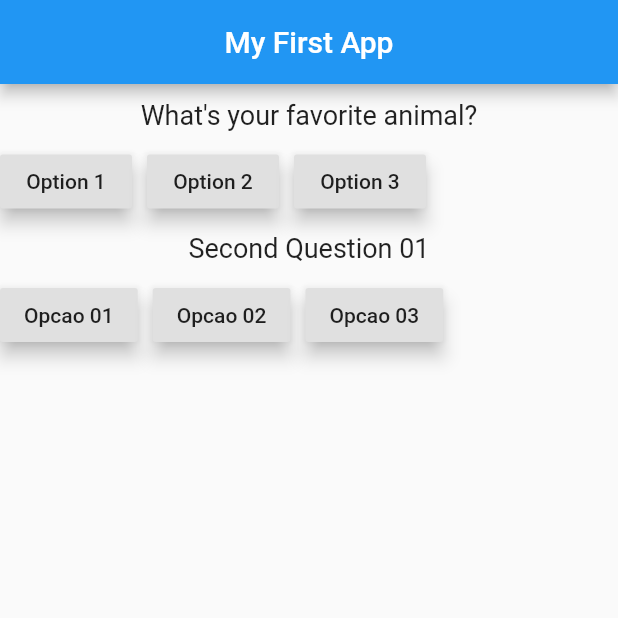
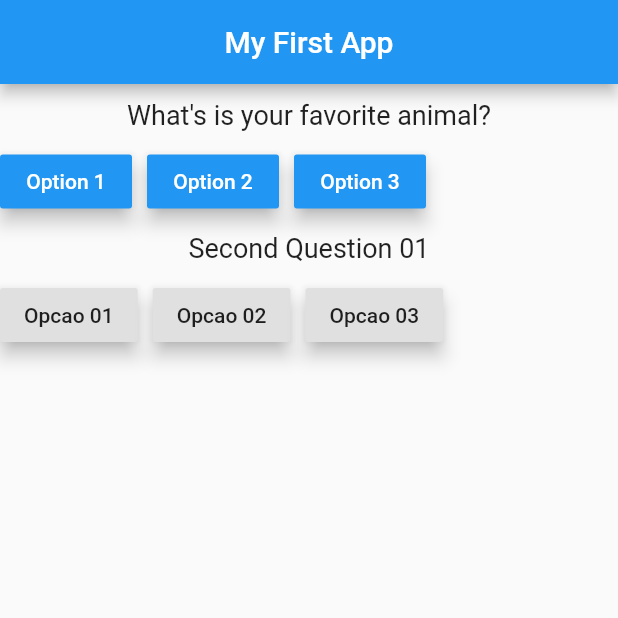
Before and after one commit to marcelfonteles/flutter-app-01, a Flutter app: the screen it shows after launch, after a tap on "Option 1", on a phone screen of 412 x 824 dp, the top half of it. Run offline on Flutter 3.47's test engine with Material 2 defaults, Android fonts, the phone set to English and light mode, and no system bars.

Commit message:
some flutter updates

```diff
--- /dev/null
+++ b/lib/anwser.dart
@@ -0,0 +1,24 @@
+import 'package:flutter/material.dart';
+
+class Answer extends StatelessWidget {
+  final Function answerHandler;
+  final String option;
+
+  Answer(this.answerHandler, this.option);
+
+  @override
+  Widget build(BuildContext context) {
+    return Container(
+      margin: EdgeInsets.only(right: 10),
+      child: RaisedButton(
+        color: Colors.blue,
+        child: Text(
+          this.option,
+          style: TextStyle(color: Colors.white),
+        ),
+        onPressed: answerHandler,
+        elevation: 5.0,
+      ),
+    );
+  }
+}
--- a/lib/main.dart
+++ b/lib/main.dart
@@ -1,7 +1,8 @@
 import "package:flutter/material.dart";
-import 'package:quizz_app/question2.dart';
 
 import "./question.dart";
+import "./question2.dart";
+import "./anwser.dart";
 
 void main() => runApp(MyApp());
 
@@ -21,6 +22,32 @@ class _MyAppState extends State<MyApp> {
     "What's your favorite sports team?"
   ];
   var questionIndex = 0;
+
+  var mapQuestions = [
+    {
+      "questionText": "What\'s your favorite color?",
+      "answers": ["Red", "Green", "Blue"]
+    },
+    {
+      "questionText": "What\'s is your favorite animal?",
+      "answers": ["Lion", "Rabbit", "Snake"]
+    },
+    {
+      "questionText": "What\'s is the best sports team",
+      "answers": ["Fortaleza", "Bahia", "Sao Paulo"]
+    }
+  ];
+  var mapQuestionIndex = 0;
+
+  void answerMapQuestion() {
+    setState(() {
+      if (mapQuestionIndex< 2) {
+        mapQuestionIndex += 1;
+      } else {
+        mapQuestionIndex = 0;
+      }
+    });
+  }
 
   void answerQuestion() {
     setState(() {
@@ -63,7 +90,7 @@ class _MyAppState extends State<MyApp> {
           children: <Widget>[
             Row(
               children: <Widget>[
-                Question(questions[questionIndex])
+                Question(mapQuestions[mapQuestionIndex]["questionText"])
               ],
             ),
             Row(
@@ -73,35 +100,17 @@ class _MyAppState extends State<MyApp> {
                     children: <Widget>[
                       Column(
                         children: <Widget>[
-                          Container(
-                            margin: EdgeInsets.only(right: 10),
-                            child: RaisedButton(
-                              child: Text("Option 1"),
-                              onPressed: answerQuestion,
-                              elevation: 5.0,
-                            ),
-                          ),
+                          Answer(answerMapQuestion, "Option 1"),
                         ],
                       ),
                       Column(
                         children: <Widget>[
-                          Container(
-                            margin: EdgeInsets.only(right: 10),
-                            child: RaisedButton(
-                              child: Text("Option 2"),
-                              onPressed: answerQuestion,
-                              elevation: 5.0,
-                            ),
-                          )
+                          Answer(answerMapQuestion, "Option 2"),
                         ],
                       ),
                       Column(
                         children: <Widget>[
-                          RaisedButton(
-                            child: Text("Option 3"),
-                            onPressed: answerQuestion,
-                            elevation: 5.0,
-                          ),
+                          Answer(answerMapQuestion, "Option 3"),
                         ],
                       ),
                     ],
```
